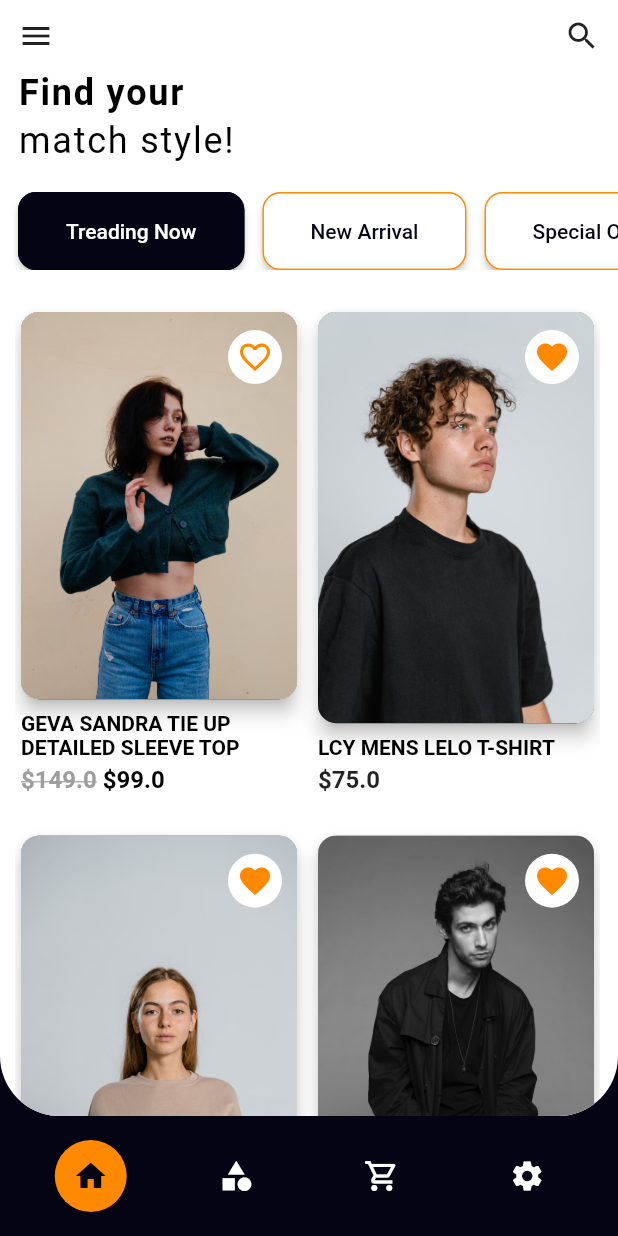
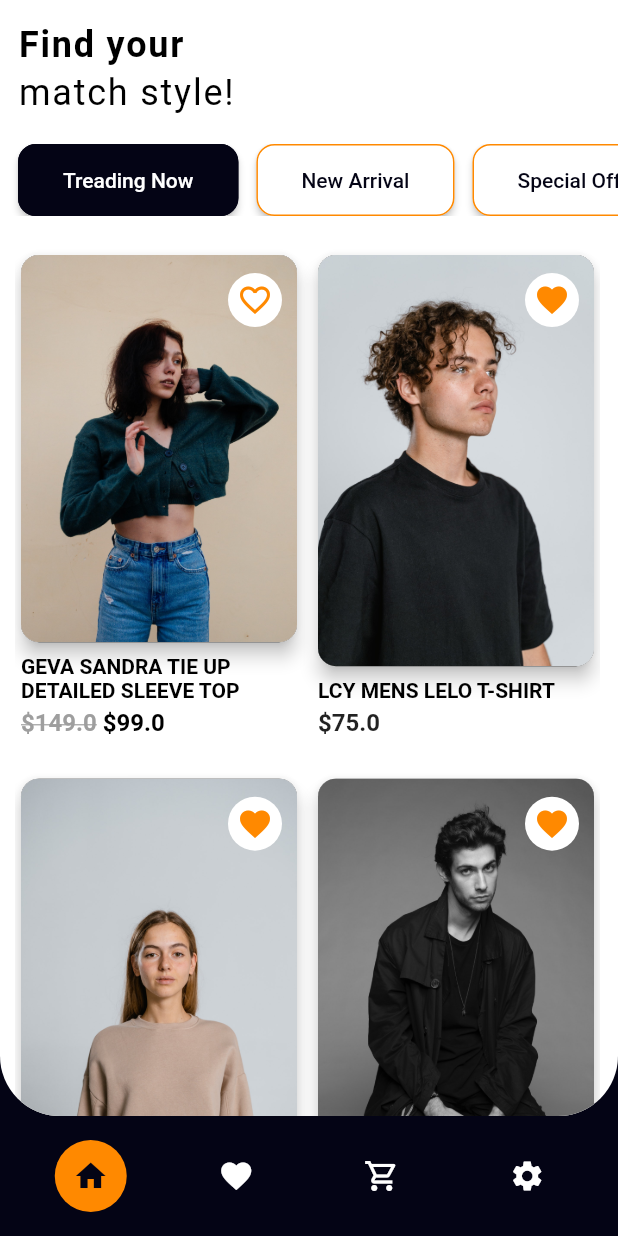
Before and after one commit to brekooname/Flutter-Cloth-Store-App, a Flutter app: the screen it shows after launch, after a tap on the "favorite" icon, on a phone screen of 412 x 824 dp. Run offline on Flutter 3.47's test engine with Material 2 defaults, Android fonts, the phone set to English and light mode, and no system bars; drawn by our look-alikes of flutter_snake_navigationbar; our stand-ins replace anim_search_bar, flutter_bloc, sliding_up_panel.

Commit message:
update navbar and cart screen

```diff
--- a/lib/presentation/router/app_router.dart
+++ b/lib/presentation/router/app_router.dart
@@ -1,5 +1,6 @@
 import 'package:fasion_store/core/exceptions/route_exception.dart';
 import 'package:fasion_store/presentation/screens/home/home_screen.dart';
+import 'package:fasion_store/presentation/screens/main/main_screen.dart';
 import 'package:flutter/material.dart';
 
 class AppRouter{
@@ -9,7 +10,7 @@ class AppRouter{
   static Route<dynamic> onGenerateRoute(RouteSettings settings) {
     switch (settings.name) {
       case home:
-        return MaterialPageRoute(builder: (_) => HomeScreen());
+        return MaterialPageRoute(builder: (_) => const MainScreen());
       default:
         throw const RouteException('Route not found!');
     }
--- /dev/null
+++ b/lib/presentation/screens/cart/cart_screen.dart
@@ -0,0 +1,91 @@
+import 'package:fasion_store/data/models/cloth.dart';
+import 'package:flutter/cupertino.dart';
+import 'package:flutter/material.dart';
+
+class ClothScreen extends StatelessWidget {
+  const ClothScreen({Key? key}) : super(key: key);
+
+  @override
+  Widget build(BuildContext context) {
+    return Padding(
+      padding: const EdgeInsets.all(8.0),
+      child: Column(
+        children: [
+          Row(
+            children: [
+              SizedBox(
+                width: 100,
+                child: AspectRatio(
+                  aspectRatio: 0.88,
+                  child: ClipRRect(
+                    borderRadius: BorderRadius.circular(8.0),
+                    child: Image.asset(
+                      tempCloths.first.image,
+                      fit: BoxFit.cover,
+                    ),
+                  ),
+                ),
+              ),
+              SizedBox(width: 20),
+              // Flexible(
+              //     child: ),
+              Flexible(
+                child: Column(
+                  crossAxisAlignment: CrossAxisAlignment.start,
+                  mainAxisAlignment: MainAxisAlignment.start,
+                  children: [
+                    Text(
+                      tempCloths.first.name,
+                      style: Theme.of(context).textTheme.labelLarge,
+                    ),
+                    SizedBox(
+                      height: 4,
+                    ),
+                    Text('\$${tempCloths.first.price.toStringAsFixed(2)}')
+                  ],
+                ),
+              )
+            ],
+          ),
+          SizedBox(
+            height: 12,
+          ),
+          Row(
+            children: [
+              SizedBox(
+                width: 100,
+                child: AspectRatio(
+                  aspectRatio: 0.88,
+                  child: ClipRRect(
+                    borderRadius: BorderRadius.circular(8.0),
+                    child: Image.asset(
+                      tempCloths[1].image,
+                      fit: BoxFit.cover,
+                    ),
+                  ),
+                ),
+              ),
+              const SizedBox(width: 20),
+              Flexible(
+                child: Column(
+                  crossAxisAlignment: CrossAxisAlignment.start,
+                  mainAxisAlignment: MainAxisAlignment.start,
+                  children: [
+                    Text(
+                      tempCloths[1].name,
+                      style: Theme.of(context).textTheme.labelLarge,
+                    ),
+                    SizedBox(
+                      height: 4,
+                    ),
+                    Text('\$${tempCloths.first.price.toStringAsFixed(2)}')
+                  ],
+                ),
+              )
+            ],
+          ),
+        ],
+      ),
+    );
+  }
+}
--- a/lib/presentation/screens/cloth/cloth_screens.dart
+++ b/lib/presentation/screens/cloth/cloth_screens.dart
@@ -1,3 +1,5 @@
+import 'dart:ui';
+
 import 'package:fasion_store/data/models/cloth.dart';
 import 'package:fasion_store/presentation/widgets/favorite_cloth_button.dart';
 import 'package:flutter/material.dart';
@@ -108,7 +110,7 @@ class ClothScreen extends StatelessWidget {
   Widget _floatingCollapsed(){
     return Container(
       decoration: const BoxDecoration(
-        color: Colors.transparent,
+        // color: Colors.transparent,
       ),
       child: Padding(
         padding: const EdgeInsets.only(bottom: 20),
@@ -133,19 +135,18 @@ class ClothScreen extends StatelessWidget {
   Widget _floatingPanel(String description){
     return Container(
       decoration: BoxDecoration(
-          color: Colors.black45,
-          borderRadius: BorderRadius.all(Radius.circular(24.0)),
+        color: Colors.black26,
+        borderRadius: BorderRadius.all(Radius.circular(24.0)),
       ),
-      margin: const EdgeInsets.all(24.0),
-      child: Padding(
-        padding: const EdgeInsets.all(8.0),
-        child: Center(
-          child: Text(description,
+      padding: EdgeInsets.symmetric(
+        horizontal: 10
+      ),
+      child: Center(
+        child: Text(description,
           style: TextStyle(
-            color: Colors.white,
-            fontSize: 16
+              color: Colors.white,
+              fontSize: 16
           ),),
-        ),
       ),
     );
   }
--- a/lib/presentation/screens/home/home_screen.dart
+++ b/lib/presentation/screens/home/home_screen.dart
@@ -1,44 +1,31 @@
-import 'package:fasion_store/presentation/screens/home/widgets/home_appbar.dart';
-import 'package:fasion_store/presentation/screens/home/widgets/home_bottom_navbar.dart';
-import 'package:fasion_store/presentation/screens/home/widgets/home_title.dart';
-import 'package:fasion_store/presentation/screens/home/widgets/items_grid.dart';
-import 'package:fasion_store/presentation/screens/home/widgets/suggestion_list.dart';
+import 'package:fasion_store/data/models/cloth.dart';
+import 'package:fasion_store/presentation/widgets/cloth_grid.dart';
 import 'package:flutter/material.dart';
-import 'package:flutter_snake_navigationbar/flutter_snake_navigationbar.dart';
+
+import 'widgets/home_appbar.dart';
+import 'widgets/home_title.dart';
+import 'widgets/suggestion_list.dart';
 
 class HomeScreen extends StatefulWidget {
-  HomeScreen({Key? key}) : super(key: key);
-
+  const HomeScreen({Key? key}) : super(key: key);
   @override
   State<HomeScreen> createState() => _HomeScreenState();
 }
 
 class _HomeScreenState extends State<HomeScreen> {
-
   @override
   Widget build(BuildContext context) {
-    return Scaffold(
-      backgroundColor: Theme.of(context).colorScheme.secondary,
-      body: SafeArea(
-        child: PhysicalModel(
-          color: Theme.of(context).backgroundColor,
-          borderRadius: const BorderRadius.only(
-              bottomLeft: Radius.circular(40),
-              bottomRight:
-              Radius.circular(40)),
-          clipBehavior: Clip.antiAlias,
-          child: Column(
-            crossAxisAlignment: CrossAxisAlignment.start,
-            children: const [
-              HomeAppBar(),
-              HomeTitle(),
-              SuggestionList(),
-              ItemsGrid()
-            ],
-          ),
-        ),
-      ),
-      bottomNavigationBar: const HomeBottomNavbar(),
+    return Column(
+      crossAxisAlignment: CrossAxisAlignment.start,
+      children: [
+        const HomeAppBar(),
+        const HomeTitle(),
+        const SuggestionList(),
+        Expanded(child: Padding(
+          padding: const EdgeInsets.only(top: 10),
+          child: ClothGrid(cloths: tempCloths),
+        ))
+      ],
     );
   }
 }
--- a/lib/presentation/screens/home/widgets/home_appbar.dart
+++ b/lib/presentation/screens/home/widgets/home_appbar.dart
@@ -1,18 +1,37 @@
+import 'package:anim_search_bar/anim_search_bar.dart';
 import 'package:flutter/material.dart';
 
-class HomeAppBar extends StatelessWidget {
+class HomeAppBar extends StatefulWidget {
   const HomeAppBar({Key? key}) : super(key: key);
 
   @override
+  State<HomeAppBar> createState() => _HomeAppBarState();
+}
+
+class _HomeAppBarState extends State<HomeAppBar> {
+  TextEditingController textController = TextEditingController();
+  @override
   Widget build(BuildContext context) {
+    var width = MediaQuery.of(context).size.width;
     return Padding(
       padding:
-      const EdgeInsets.symmetric(vertical: 12, horizontal: 12),
+      const EdgeInsets.symmetric(vertical: 0, horizontal: 12),
       child: Row(
         mainAxisAlignment: MainAxisAlignment.spaceBetween,
-        children: const [
-          Icon(Icons.menu),
-          Icon(Icons.search),
+        children: [
+          SizedBox(height: 16,),
+          // Icon(Icons.menu),
+          // Icon(Icons.search),
+          // AnimSearchBar(
+          //   width: width-24,
+          //   autoFocus: false,
+          //   textController: textController,
+          //   onSuffixTap: () {
+          //     setState(() {
+          //       textController.clear();
+          //     });
+          //   },
+          // )
         ],
       ),
     );
--- a/lib/presentation/screens/home/widgets/home_bottom_navbar.dart
+++ /dev/null
@@ -1,39 +0,0 @@
-import 'package:flutter/material.dart';
-import 'package:flutter_snake_navigationbar/flutter_snake_navigationbar.dart';
-
-class HomeBottomNavbar extends StatefulWidget {
-  const HomeBottomNavbar({Key? key}) : super(key: key);
-
-  @override
-  State<HomeBottomNavbar> createState() => _HomeBottomNavbarState();
-}
-
-class _HomeBottomNavbarState extends State<HomeBottomNavbar> {
-  int _selectedItemPosition = 0;
-
-  @override
-  Widget build(BuildContext context) {
-    return SnakeNavigationBar.color(
-      behaviour: SnakeBarBehaviour.floating,
-      snakeShape: SnakeShape.circle,
-      padding: const EdgeInsets.all(12),
-      backgroundColor: Theme.of(context).colorScheme.secondary,
-
-      snakeViewColor: Theme.of(context).primaryColor,
-      selectedItemColor: SnakeShape.circle == SnakeShape.indicator ? Theme.of(context).primaryColor : null,
-      unselectedItemColor: Colors.white,
-
-      showUnselectedLabels: false,
-      showSelectedLabels: false,
-
-      currentIndex: _selectedItemPosition,
-      onTap: (index) => setState(() => _selectedItemPosition = index),
-      items: const [
-        BottomNavigationBarItem(icon: Icon(Icons.home), label: 'home'),
-        BottomNavigationBarItem(icon: Icon(Icons.category), label: 'category'),
-        BottomNavigationBarItem(icon: Icon(Icons.shopping_cart_outlined), label: 'cart'),
-        BottomNavigationBarItem(icon: Icon(Icons.settings), label: 'settings')
-      ],
-    );
-  }
-}
--- a/lib/presentation/screens/home/widgets/items_grid.dart
+++ /dev/null
@@ -1,32 +0,0 @@
-import 'package:flutter/material.dart';
-
-import '../../../../data/models/cloth.dart';
-import 'main_cloth_card.dart';
-
-class ItemsGrid extends StatelessWidget {
-  const ItemsGrid({Key? key}) : super(key: key);
-
-  @override
-  Widget build(BuildContext context) {
-    return Expanded(
-      child: Padding(
-        padding: const EdgeInsets.fromLTRB(10, 12, 12, 0),
-        child: GridView.builder(
-          itemCount: tempCloths.length,
-          gridDelegate:
-          const SliverGridDelegateWithFixedCrossAxisCount(
-            crossAxisCount: 2,
-            childAspectRatio: 0.55,
-            crossAxisSpacing: 6,
-          ),
-          physics: const BouncingScrollPhysics(),
-          itemBuilder: (BuildContext context, int index) {
-            return MainClothCard(
-              cloth: tempCloths[index],
-            );
-          },
-        ),
-      ),
-    );
-  }
-}
--- a/lib/presentation/screens/home/widgets/suggestion_button.dart
+++ b/lib/presentation/screens/home/widgets/suggestion_button.dart
@@ -21,7 +21,7 @@ class SuggestionButton extends StatelessWidget {
       ),),
       style: ButtonStyle(
           padding: MaterialStateProperty.all<EdgeInsets>(
-              const EdgeInsets.symmetric(vertical: 18, horizontal: 32)),
+              const EdgeInsets.symmetric(vertical: 16, horizontal: 30)),
           backgroundColor: MaterialStateProperty.all<Color>(
               isSelected ? Theme.of(context).colorScheme.secondary : Theme.of(context).backgroundColor),
           shape: MaterialStateProperty.all<RoundedRectangleBorder>(
--- /dev/null
+++ b/lib/presentation/screens/main/main_screen.dart
@@ -0,0 +1,105 @@
+import 'package:fasion_store/presentation/screens/cart/cart_screen.dart';
+import 'package:fasion_store/presentation/screens/home/home_screen.dart';
+import 'package:flutter/material.dart';
+import 'package:flutter_snake_navigationbar/flutter_snake_navigationbar.dart';
+
+import '../../../data/models/cloth.dart';
+import '../../widgets/cloth_grid.dart';
+
+class MainScreen extends StatefulWidget {
+  const MainScreen({Key? key}) : super(key: key);
+
+  @override
+  State<MainScreen> createState() => _MainScreenState();
+}
+
+class _MainScreenState extends State<MainScreen> {
+  final BorderRadius _borderRadius = const BorderRadius.only(
+    topLeft: Radius.circular(25),
+    topRight: Radius.circular(25),
+  );
+
+  ShapeBorder? bottomBarShape = const RoundedRectangleBorder(
+    borderRadius: BorderRadius.all(Radius.circular(25)),
+  );
+  SnakeBarBehaviour snakeBarStyle = SnakeBarBehaviour.floating;
+  EdgeInsets padding = const EdgeInsets.all(12);
+
+  int _selectedItemPosition = 0;
+  SnakeShape snakeShape = SnakeShape.circle;
+
+  bool showSelectedLabels = false;
+  bool showUnselectedLabels = false;
+
+  Color selectedColor = Colors.black;
+  Color unselectedColor = Colors.blueGrey;
+
+  Gradient selectedGradient =
+      const LinearGradient(colors: [Colors.red, Colors.amber]);
+  Gradient unselectedGradient =
+      const LinearGradient(colors: [Colors.red, Colors.blueGrey]);
+
+  final PageController controller = PageController();
+  @override
+  void initState() {
+    // TODO: implement initState
+    super.initState();
+  }
+
+  @override
+  Widget build(BuildContext context) {
+    return Scaffold(
+      resizeToAvoidBottomInset: true,
+      backgroundColor: Theme.of(context).colorScheme.secondary,
+      body: SafeArea(
+        child: PhysicalModel(
+            color: Theme.of(context).backgroundColor,
+            borderRadius: const BorderRadius.only(
+                bottomLeft: Radius.circular(40),
+                bottomRight: Radius.circular(40)),
+            clipBehavior: Clip.antiAlias,
+            child: AnimatedContainer(
+              duration: const Duration(seconds: 1),
+              child: PageView(
+                physics: NeverScrollableScrollPhysics(),
+                controller: controller,
+                children: <Widget>[
+                  const HomeScreen(),
+                  ClothGrid(cloths: tempCloths.where((element) => element.isFavorite).toList()),
+                  ClothScreen(),
+                  Container(),
+                ],
+              ),
+            )),
+      ),
+      bottomNavigationBar: SnakeNavigationBar.color(
+        behaviour: SnakeBarBehaviour.floating,
+        snakeShape: SnakeShape.circle,
+        padding: const EdgeInsets.all(12),
+        backgroundColor: Theme.of(context).colorScheme.secondary,
+        snakeViewColor: Theme.of(context).primaryColor,
+        selectedItemColor: SnakeShape.circle == SnakeShape.indicator
+            ? Theme.of(context).primaryColor
+            : null,
+        unselectedItemColor: Colors.white,
+        showUnselectedLabels: false,
+        showSelectedLabels: false,
+        currentIndex: _selectedItemPosition,
+        onTap: (index) => setState(() {
+          controller.animateToPage(index,
+              duration: const Duration(milliseconds: 400),
+              curve: Curves.linear);
+          _selectedItemPosition = index;
+        }),
+        items: const [
+          BottomNavigationBarItem(icon: Icon(Icons.home), label: 'home'),
+          BottomNavigationBarItem(
+              icon: Icon(Icons.favorite), label: 'category'),
+          BottomNavigationBarItem(
+              icon: Icon(Icons.shopping_cart_outlined), label: 'cart'),
+          BottomNavigationBarItem(icon: Icon(Icons.settings), label: 'settings')
+        ],
+      ),
+    );
+  }
+}
--- /dev/null
+++ b/lib/presentation/widgets/cloth_grid.dart
@@ -0,0 +1,30 @@
+import 'package:flutter/material.dart';
+
+import '../../data/models/cloth.dart';
+import '../screens/home/widgets/main_cloth_card.dart';
+
+class ClothGrid extends StatelessWidget {
+  final List<Cloth> cloths;
+  const ClothGrid({Key? key, required this.cloths}) : super(key: key);
+
+  @override
+  Widget build(BuildContext context) {
+    return Padding(
+      padding: const EdgeInsets.fromLTRB(10, 0, 12, 0),
+      child: GridView.builder(
+        itemCount: cloths.length,
+        gridDelegate: const SliverGridDelegateWithFixedCrossAxisCount(
+          crossAxisCount: 2,
+          childAspectRatio: 0.55,
+          crossAxisSpacing: 6,
+        ),
+        physics: const BouncingScrollPhysics(),
+        itemBuilder: (BuildContext context, int index) {
+          return MainClothCard(
+            cloth: cloths[index],
+          );
+        },
+      ),
+    );
+  }
+}
--- a/pubspec.yaml
+++ b/pubspec.yaml
@@ -38,6 +38,8 @@ dependencies:
   flutter_bloc:
   animated_bottom_navigation_bar: ^0.3.2
   flutter_snake_navigationbar: ^0.6.0
+
+  anim_search_bar: ^2.0.2
 
   sliding_up_panel: ^2.0.0+1
 
```
Also changed, not shown: pubspec.lock.
